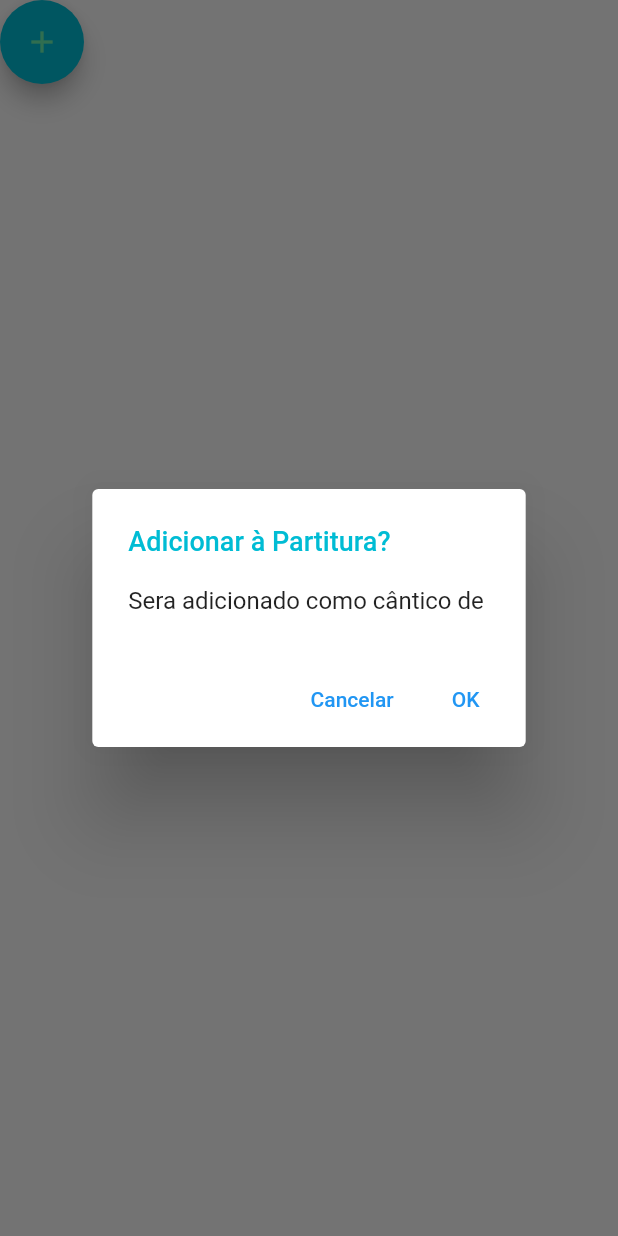
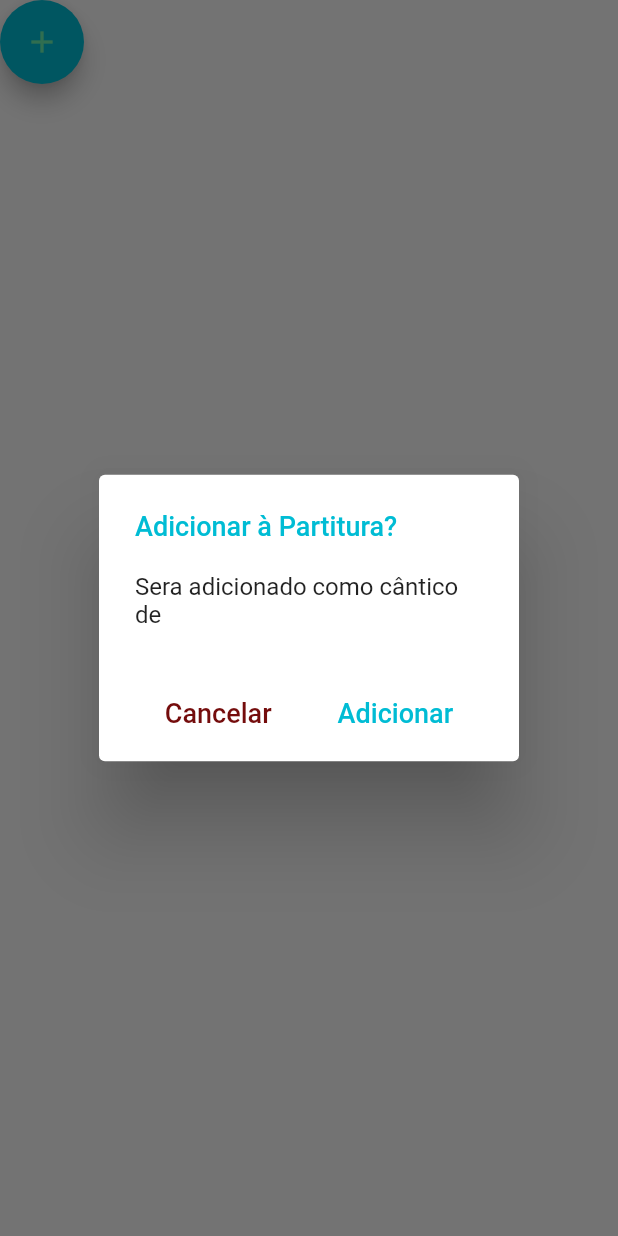
Before and after one commit to ddiasguto/mliturgica, a Flutter app: the FloatButton widget shown alone on an empty page, opened directly, after a tap on the "add" icon, on a phone screen of 412 x 824 dp. Run offline on Flutter 3.47's test engine with Material 2 defaults, Android fonts, the phone set to English and light mode, and no system bars.

Commit message:
float button dialog stylised

```diff
--- a/lib/components/float_button.dart
+++ b/lib/components/float_button.dart
@@ -1,4 +1,3 @@
-import 'package:diasguto/components/add_dialog.dart';
 import 'package:diasguto/provider/Maestro.dart';
 import 'package:flutter/material.dart';
 import 'package:provider/provider.dart';
@@ -23,19 +22,30 @@ class FloatButton extends StatelessWidget {
                 'Adicionar à Partitura?',
                 style: TextStyle(color: Colors.cyan, fontSize: 18),
               ),
-              content: Text(
-                  "Sera adicionado como cântico de ${maestro.getCategory}"),
+              content: Container(
+                width: 80,
+                child: Text(
+                    "Sera adicionado como cântico de ${maestro.getCategory}"),
+              ),
+              actionsAlignment: MainAxisAlignment.spaceEvenly,
               actions: <Widget>[
                 TextButton(
                   onPressed: () => Navigator.pop(context, 'Cancel'),
-                  child: const Text('Cancelar'),
+                  child: const Text(
+                    'Cancelar',
+                    style: TextStyle(
+                        color: Color.fromARGB(255, 116, 12, 12), fontSize: 18),
+                  ),
                 ),
                 TextButton(
                   onPressed: () {
                     Navigator.pop(context, 'Confirm');
                     maestro.setSheetElement(localList.elementAt(currentIndex));
                   },
-                  child: const Text('OK'),
+                  child: const Text(
+                    'Adicionar',
+                    style: TextStyle(color: Colors.cyan, fontSize: 18),
+                  ),
                 ),
               ],
             ),
```
